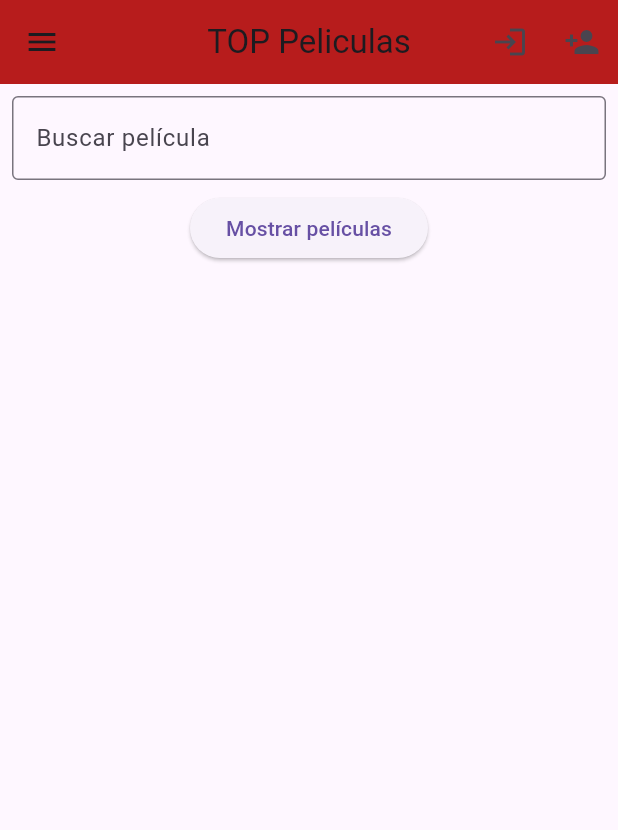
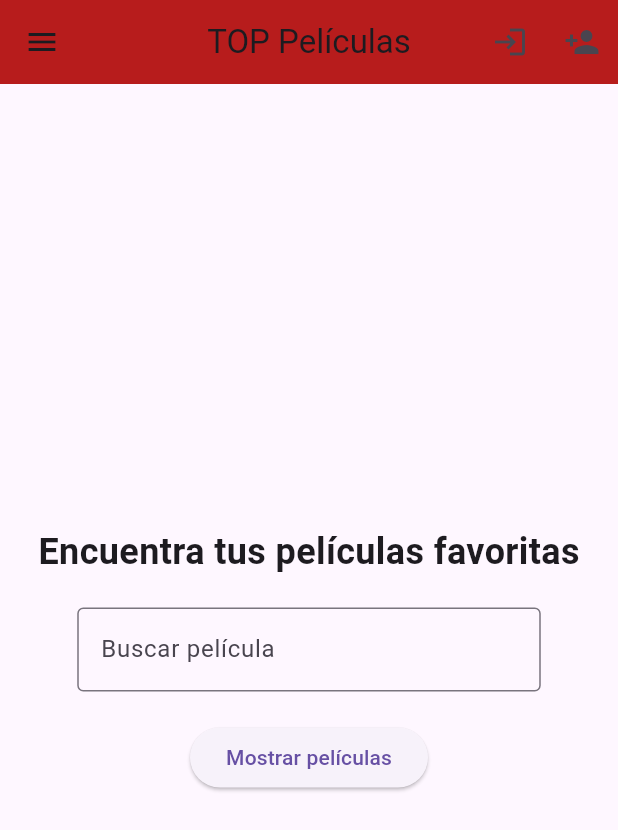
Before and after one commit to FacundoElizalde/Proyecto-Labo-IV, a Flutter app: the screen it shows after launch, on a phone screen of 412 x 824 dp. Shown: the top 830 px of the screen. Run offline on Flutter 3.47's test engine with Material 3 defaults, Android fonts, the phone set to English and light mode, and no system bars; our stand-ins replace shared_preferences.

Commit message:
Cambios esteticos pestaña principal

```diff
--- a/lib/screens/home_screen.dart
+++ b/lib/screens/home_screen.dart
@@ -11,7 +11,7 @@ class HomeScreen extends StatelessWidget {
   Widget build(BuildContext context) {
     return Scaffold(
       appBar: AppBar(
-        title: const Text('TOP Peliculas'),
+        title: const Text('TOP Películas'),
         centerTitle: true,
         backgroundColor: Colors.red[900],
         leading: Builder(
@@ -47,11 +47,25 @@ class HomeScreen extends StatelessWidget {
         ],
       ),
       drawer: DrawerMenu(),
-      body: Column(
+      body: Center(
+        child: Padding(
+          padding: const EdgeInsets.all(8.0),
+          child: Column(
+            mainAxisAlignment: MainAxisAlignment.center,
             children: [
-          Padding(
-            padding: const EdgeInsets.all(8.0),
+              Text(
+                'Encuentra tus películas favoritas',
+                style: TextStyle(
+                  fontSize: 24,
+                  fontWeight: FontWeight.bold,
+                ),
+              ),
+              SizedBox(height: 20), // Espacio entre el título y el buscador
+              Container(
+                width: MediaQuery.of(context).size.width *
+                    0.75, // Ancho del contenedor (75% del ancho de la pantalla)
                 child: TextField(
+                  textAlign: TextAlign.center,
                   decoration: InputDecoration(
                     labelText: 'Buscar película',
                     border: OutlineInputBorder(),
@@ -61,6 +75,7 @@ class HomeScreen extends StatelessWidget {
                   },
                 ),
               ),
+              SizedBox(height: 20), // Espacio entre el buscador y el botón
               ElevatedButton(
                 onPressed: () async {
                   // Muestra el indicador de carga circular
@@ -91,6 +106,8 @@ class HomeScreen extends StatelessWidget {
                 child: const Text('Mostrar películas'),
               ),
             ],
+          ),
+        ),
       ),
     );
   }
```
Lines whose indentation alone changed are shown as unchanged.
